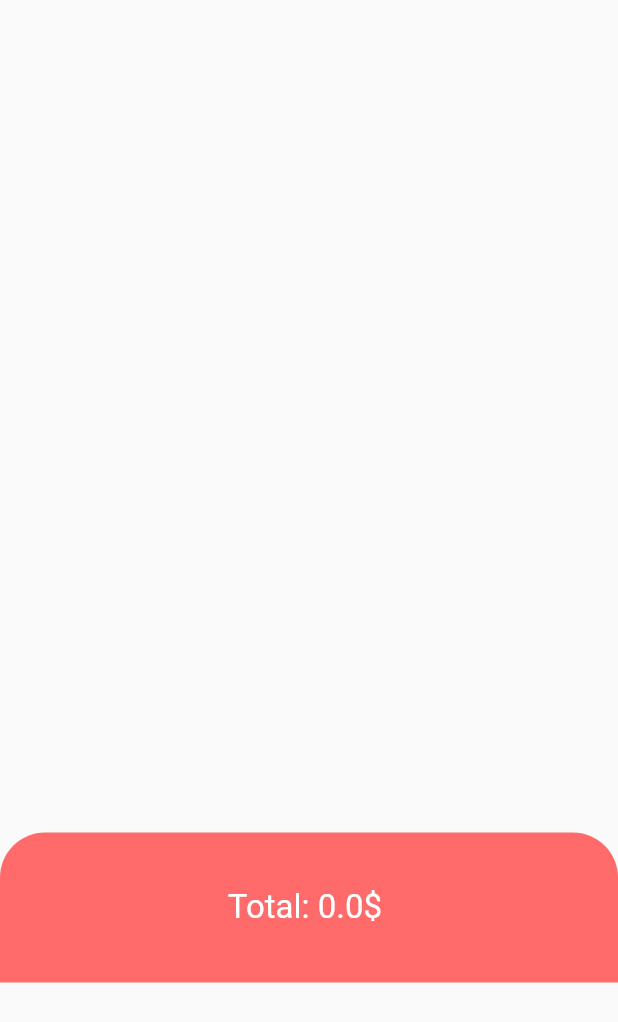
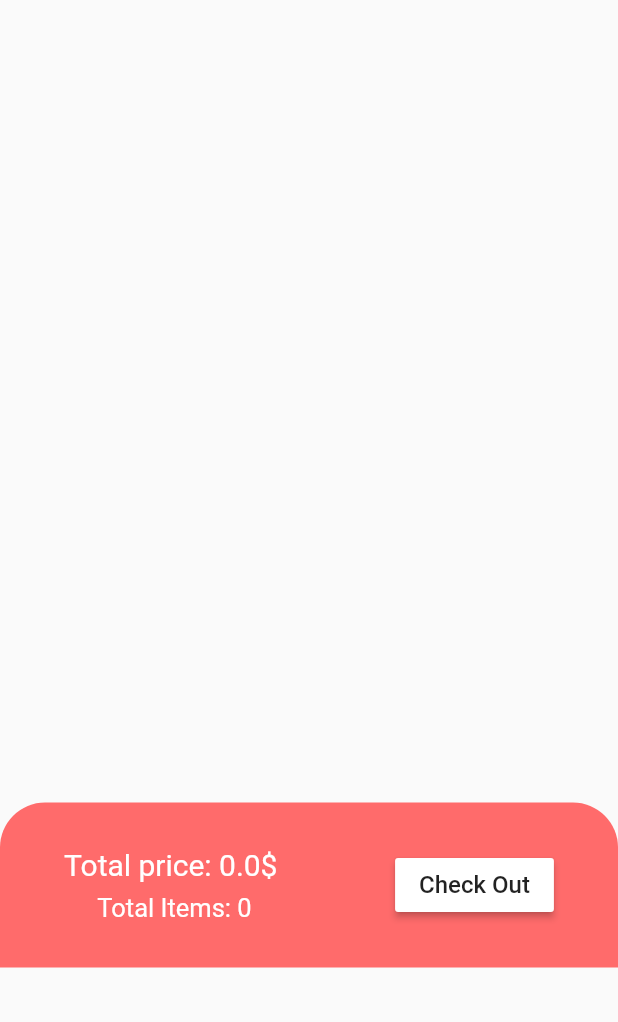
Before and after one commit to moelhlaby/itiProject, a Flutter app: the Cart screen opened directly, on a phone screen of 412 x 824 dp. Shown: the top 1022 px of the screen. Run offline on Flutter 3.47's test engine with Material 2 defaults, Android fonts, the phone set to English and light mode, and no system bars; our stand-ins replace carousel_slider, cloud_firestore, dots_indicator, firebase_auth, firebase_core, flutter_screenutil and 1 more; accounts and stored records are empty.

Commit message:
update cart and favourite

```diff
--- a/lib/ui/bottomNavPages/cart.dart
+++ b/lib/ui/bottomNavPages/cart.dart
@@ -11,7 +11,7 @@ class Cart extends StatefulWidget {
 }
 
 class _CartState extends State<Cart> {
-  dynamic amount = 0;
+
 
   @override
   Widget build(BuildContext context) {
--- a/lib/widgets/fetchProducts.dart
+++ b/lib/widgets/fetchProducts.dart
@@ -23,6 +23,7 @@ Widget fetchData(String collectionName) {
 
 
       return ListView.builder(
+
           itemCount: snapshot.data == null ? 0 : snapshot.data!.docs.length,
           itemBuilder: (_, index) {
             DocumentSnapshot _documentSnapshot = snapshot.data!.docs[index];
--- a/lib/widgets/totalPrice.dart
+++ b/lib/widgets/totalPrice.dart
@@ -1,10 +1,7 @@
 import 'package:cloud_firestore/cloud_firestore.dart';
 import 'package:firebase_auth/firebase_auth.dart';
 import 'package:flutter/material.dart';
-import 'dart:math';
 import '../const/AppColors.dart';
-
-
 
 class TotalPrice extends StatefulWidget {
   const TotalPrice({Key? key}) : super(key: key);
@@ -19,40 +16,59 @@ class _TotalPriceState extends State<TotalPrice> {
       .doc(FirebaseAuth.instance.currentUser!.email)
       .collection("items")
       .snapshots();
-  double? amount=0;
-  int i=0;
-
+  double? amount = 0;
+  int i = 0;
 
   @override
   Widget build(BuildContext context) {
     return StreamBuilder(
         stream: dataBase,
-        builder: (BuildContext context, AsyncSnapshot<QuerySnapshot> snapshot){
-
-          for(i;i<snapshot.data!.docs.length;i++){
+        builder: (BuildContext context, AsyncSnapshot<QuerySnapshot> snapshot) {
+          for (i; i < snapshot.data!.docs.length; i++) {
             DocumentSnapshot _documentSnapshot = snapshot.data!.docs[i];
-            amount=(amount!+_documentSnapshot["price"]) ;
+            amount = (amount! + _documentSnapshot["price"]);
           }
 
           return Container(
-          margin: EdgeInsets.only(top: 555),
+            margin: EdgeInsets.only(top:535),
             width: double.infinity,
-          height: 100,
+            padding: EdgeInsets.all(6),
+            height: 110,
             decoration: BoxDecoration(
-            color:AppColors.deep_orange,
+              color: AppColors.deep_orange,
               borderRadius: BorderRadius.only(
                 topLeft: Radius.circular(30),
                 topRight: Radius.circular(30),
               ),
             ),
-          child: Center(
+            child: Row(
+              mainAxisAlignment: MainAxisAlignment.spaceAround,
+              children: [
+                Center(
+                  child: Column(
+                    mainAxisAlignment: MainAxisAlignment.center,
+                    children: [
+                      Text(
+                        "Total price: ${amount!.roundToDouble().toString()}\$ ",
+                        style: TextStyle(color: Colors.white, fontSize:20),
+                      ),
+                      SizedBox(height: 7,),
+                      Text("Total Items: ${snapshot.data!.docs.length.toString()}",
+                          style: TextStyle(color: Colors.white, fontSize:17)),
+                    ],
+                  ),
+                ),
+                MaterialButton(
+                  onPressed: () {},
                   child: Text(
-                "Total: ${amount!.roundToDouble().toString()}\$ ",
-
-                style: TextStyle(color: Colors.white, fontSize: 22),
-              )),
-        ) ;
-        }
+                    "Check Out",
+                    style: TextStyle(fontSize: 16),
+                  ),
+                  color: Colors.white,
+                ),
+              ],
+            ),
           );
+        });
   }
 }
```
Lines whose indentation alone changed are shown as unchanged.
